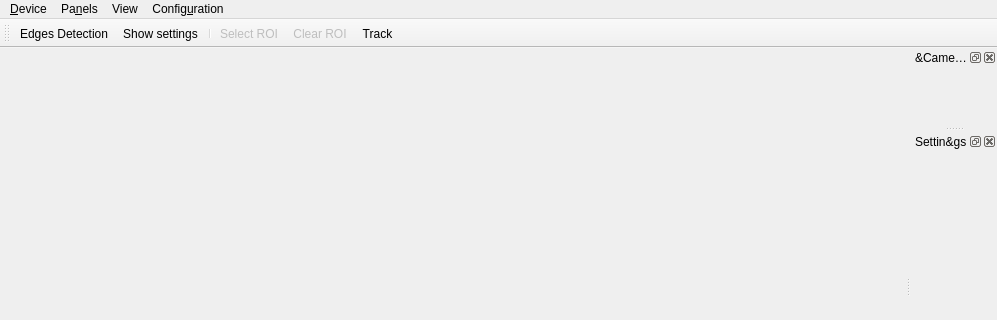
jungervin/PlanetaryImager, file src/planetaryimager_mainwindow.ui: the form before one commit; both pictures show x 0 to 997 and y 0 to 320 of the 997 by 546 pixel window.
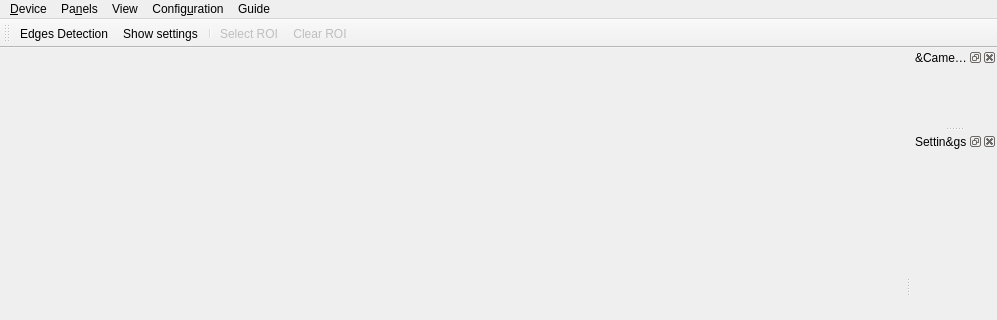
The form after the commit. Icons and pictures are not drawn.

Commit message: Guider: learning interface

What changed in the file:
```diff
--- a/src/planetaryimager_mainwindow.ui
+++ b/src/planetaryimager_mainwindow.ui
@@ -68,10 +68,20 @@
     <addaction name="actionAbout"/>
     <addaction name="actionAbout_Qt"/>
    </widget>
+   <widget class="QMenu" name="menuGuide">
+    <property name="title">
+     <string>Guide</string>
+    </property>
+    <addaction name="actionTrack"/>
+    <addaction name="actionLearn"/>
+    <addaction name="separator"/>
+    <addaction name="actionGuide"/>
+   </widget>
    <addaction name="menuDevice"/>
    <addaction name="menuPanels"/>
    <addaction name="menuView"/>
    <addaction name="menuSettings"/>
+   <addaction name="menuGuide"/>
   </widget>
   <widget class="QStatusBar" name="statusbar"/>
   <widget class="QDockWidget" name="chipInfoWidget">
@@ -152,7 +162,6 @@
    <addaction name="separator"/>
    <addaction name="actionSelect_ROI"/>
    <addaction name="actionClear_ROI"/>
-   <addaction name="actionTrack"/>
   </widget>
   <widget class="QDockWidget" name="histogram">
    <property name="floating">
```
Left out of the diff: 10 changed lines with no effect on the pictures. The commit also changes 3 other files.
